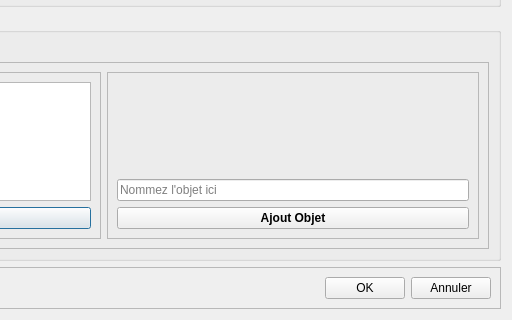
Before: the Qt Designer form popups/poppupaddkit.ui in diluxe01/Micro_Brico, drawn with Qt 5; both pictures show x 304 to 816 and y 317 to 637 of the 816 by 637 pixel window.
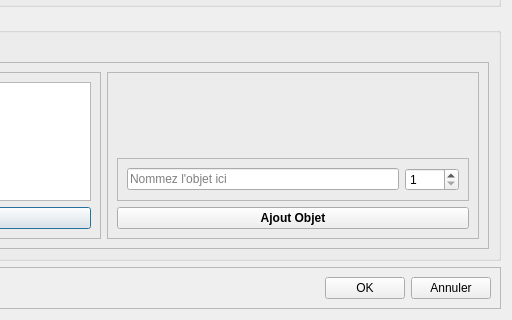
After: the same form once the commit is applied.

The edit to the form file:
```diff
--- a/popups/poppupaddkit.ui
+++ b/popups/poppupaddkit.ui
@@ -286,6 +286,15 @@
              </spacer>
             </item>
             <item>
+             <widget class="QFrame" name="frame_4">
+              <property name="frameShape">
+               <enum>QFrame::StyledPanel</enum>
+              </property>
+              <property name="frameShadow">
+               <enum>QFrame::Raised</enum>
+              </property>
+              <layout class="QHBoxLayout" name="horizontalLayout">
+               <item>
              <widget class="QLineEdit" name="lineEdit_new_item">
               <property name="text">
                <string/>
@@ -293,6 +302,31 @@
               <property name="placeholderText">
                <string>Nommez l'objet ici</string>
               </property>
+                 <property name="clearButtonEnabled">
+                  <bool>true</bool>
+                 </property>
+                </widget>
+               </item>
+               <item>
+                <widget class="QSpinBox" name="spinBox_item_quantity">
+                 <property name="minimumSize">
+                  <size>
+                   <width>50</width>
+                   <height>0</height>
+                  </size>
+                 </property>
+                 <property name="minimum">
+                  <number>1</number>
+                 </property>
+                 <property name="maximum">
+                  <number>1000</number>
+                 </property>
+                 <property name="value">
+                  <number>1</number>
+                 </property>
+                </widget>
+               </item>
+              </layout>
              </widget>
             </item>
             <item>
```
Lines whose indentation alone changed are shown as unchanged.
